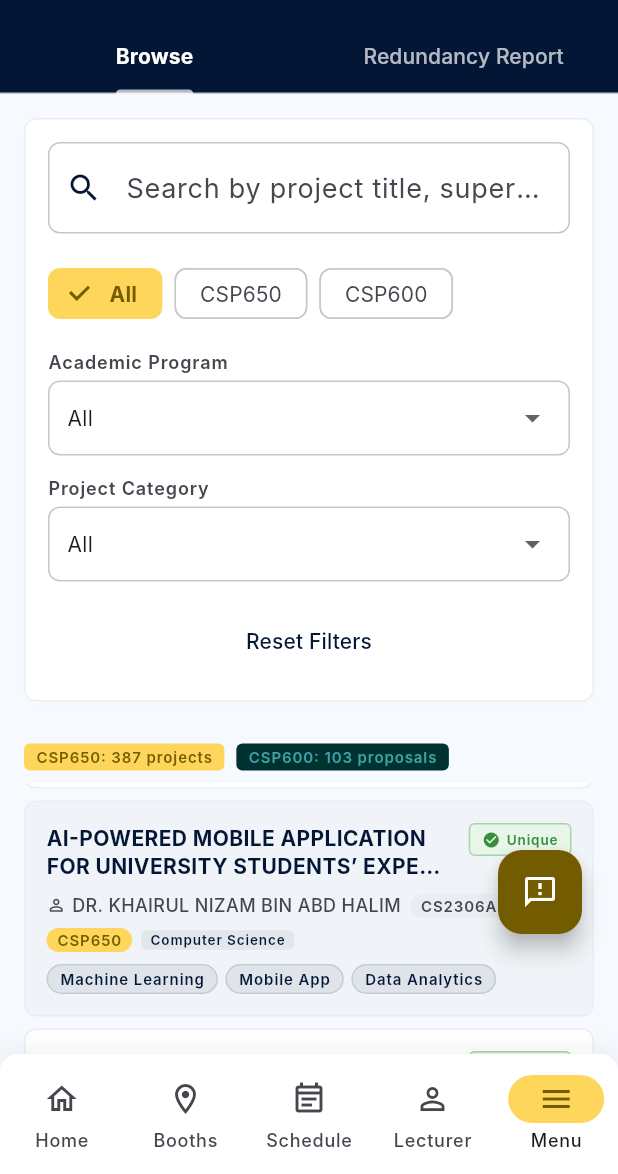
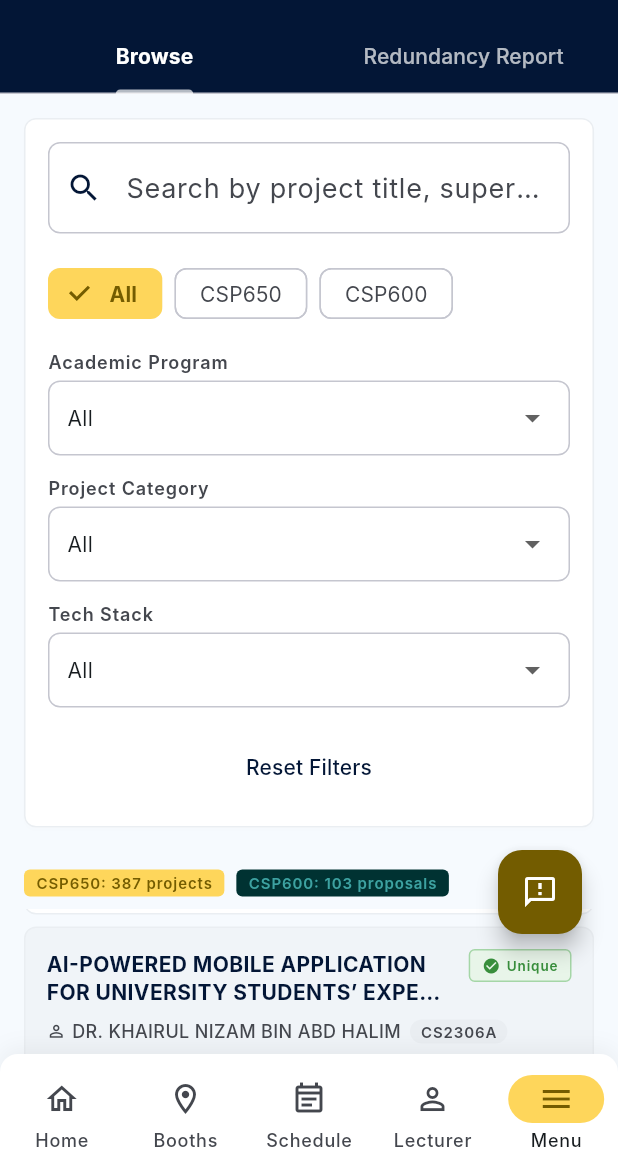
Before and after one commit to Albinlk/FYPExpoHub, a Flutter app: the JuniorProjectBrowserPage screen opened by its route, scrolled down 2304 dp, after a tap on "Reset Filters", on a phone screen of 412 x 824 dp, the part 62-1236 px from its top. Run offline on Flutter 3.47's test engine with Material 3 defaults, Android fonts, the phone set to English and light mode, and no system bars; our stand-ins replace cached_network_image, csv, file_picker, flutter_riverpod, freezed_annotation, go_router and 1 more; missing offline and left inert: excel; accounts and stored records are empty; network calls fail; Roboto replaces fonts that are missing (Inter, Montserrat).

Commit message:
feat: add Tech Stack filter to Project Guide
- _selectedTechStack state + _allTechStacks() from effective tags
- ApplyFilters: displayTags exact match (case-insensitive)
- Desktop: add Tech Stack dropdown alongside Programme/Category (16px gaps, Section label)
- Mobile: add Tech Stack dropdown stack
- Reset clears Tech Stack as well; follows Stitch DesignSystem dropdown pattern

```diff
--- a/lib/features/junior_project_guide/presentation/pages/junior_project_browser_page.dart
+++ b/lib/features/junior_project_guide/presentation/pages/junior_project_browser_page.dart
@@ -33,6 +33,7 @@ class _JuniorProjectBrowserPageState
   String _selectedSection = 'all';
   String _selectedProgramme = 'All';
   String _selectedCategory = 'All';
+  String _selectedTechStack = 'All';
 
   @override
   void dispose() {
@@ -180,10 +181,15 @@ class _JuniorProjectBrowserPageState
       final matchesCategory =
           _selectedCategory == 'All' || p.category == _selectedCategory;
 
+      final matchesTechStack = _selectedTechStack == 'All' ||
+          ProjectSimilarity.displayTags(p)
+              .any((t) => t.toLowerCase() == _selectedTechStack.toLowerCase());
+
       return matchesSection &&
           matchesSearch &&
           matchesProgramme &&
-          matchesCategory;
+          matchesCategory &&
+          matchesTechStack;
     }).toList();
   }
 
@@ -207,12 +213,23 @@ class _JuniorProjectBrowserPageState
     return seen.toList()..sort();
   }
 
+  List<String> _allTechStacks(List<SectionedProject> all) {
+    final seen = <String>{};
+    for (final sp in all) {
+      for (final tag in ProjectSimilarity.displayTags(sp.project)) {
+        seen.add(tag);
+      }
+    }
+    return seen.toList()..sort();
+  }
+
   Widget _buildSearchAndFilters(
     bool isDesktop,
     List<SectionedProject> all,
   ) {
     final programmes = _allProgrammes(all);
     final categories = _allCategories(all);
+    final techStacks = _allTechStacks(all);
 
     return Card(
       margin: EdgeInsets.symmetric(
@@ -244,8 +261,8 @@ class _JuniorProjectBrowserPageState
             ),
             const SizedBox(height: DesignSystem.spaceMd),
             isDesktop
-                ? _buildDesktopFilters(programmes, categories)
-                : _buildMobileFilters(programmes, categories),
+                ? _buildDesktopFilters(programmes, categories, techStacks)
+                : _buildMobileFilters(programmes, categories, techStacks),
           ],
         ),
       ),
@@ -255,15 +272,24 @@ class _JuniorProjectBrowserPageState
   Widget _buildDesktopFilters(
     List<String> programmes,
     List<String> categories,
+    List<String> techStacks,
   ) {
     return Row(
+      crossAxisAlignment: CrossAxisAlignment.end,
       children: [
-        Wrap(
-          spacing: 8,
+        Column(
+          crossAxisAlignment: CrossAxisAlignment.start,
           children: [
-            _buildSectionPill('All', 'all'),
-            _buildSectionPill('CSP650', 'CSP650'),
-            _buildSectionPill('CSP600', 'CSP600'),
+            Text('Section', style: DesignSystem.labelCaps.copyWith(color: DesignSystem.onSurfaceVariant)),
+            const SizedBox(height: 6),
+            Wrap(
+              spacing: 8,
+              children: [
+                _buildSectionPill('All', 'all'),
+                _buildSectionPill('CSP650', 'CSP650'),
+                _buildSectionPill('CSP600', 'CSP600'),
+              ],
+            ),
           ],
         ),
         const SizedBox(width: DesignSystem.spaceLg),
@@ -275,7 +301,7 @@ class _JuniorProjectBrowserPageState
             (v) => setState(() => _selectedProgramme = v!),
           ),
         ),
-        const SizedBox(width: DesignSystem.spaceLg),
+        const SizedBox(width: 16),
         Expanded(
           child: _buildDropdownFilter(
             'Project Category',
@@ -284,13 +310,23 @@ class _JuniorProjectBrowserPageState
             (v) => setState(() => _selectedCategory = v!),
           ),
         ),
-        const SizedBox(width: DesignSystem.spaceLg),
+        const SizedBox(width: 16),
+        Expanded(
+          child: _buildDropdownFilter(
+            'Tech Stack',
+            _selectedTechStack,
+            ['All', ...techStacks],
+            (v) => setState(() => _selectedTechStack = v!),
+          ),
+        ),
+        const SizedBox(width: 12),
         TextButton(
           onPressed: () => setState(() {
             _searchController.clear();
             _selectedSection = 'all';
             _selectedProgramme = 'All';
             _selectedCategory = 'All';
+            _selectedTechStack = 'All';
           }),
           child: const Text('Reset Filters'),
         ),
@@ -301,6 +337,7 @@ class _JuniorProjectBrowserPageState
   Widget _buildMobileFilters(
     List<String> programmes,
     List<String> categories,
+    List<String> techStacks,
   ) {
     return Column(
       crossAxisAlignment: CrossAxisAlignment.start,
@@ -328,6 +365,13 @@ class _JuniorProjectBrowserPageState
           (v) => setState(() => _selectedCategory = v!),
         ),
         const SizedBox(height: DesignSystem.spaceMd),
+        _buildDropdownFilter(
+          'Tech Stack',
+          _selectedTechStack,
+          ['All', ...techStacks],
+          (v) => setState(() => _selectedTechStack = v!),
+        ),
+        const SizedBox(height: DesignSystem.spaceMd),
         SizedBox(
           width: double.infinity,
           child: TextButton(
@@ -336,6 +380,7 @@ class _JuniorProjectBrowserPageState
               _selectedSection = 'all';
               _selectedProgramme = 'All';
               _selectedCategory = 'All';
+              _selectedTechStack = 'All';
             }),
             child: const Text('Reset Filters'),
           ),
```
